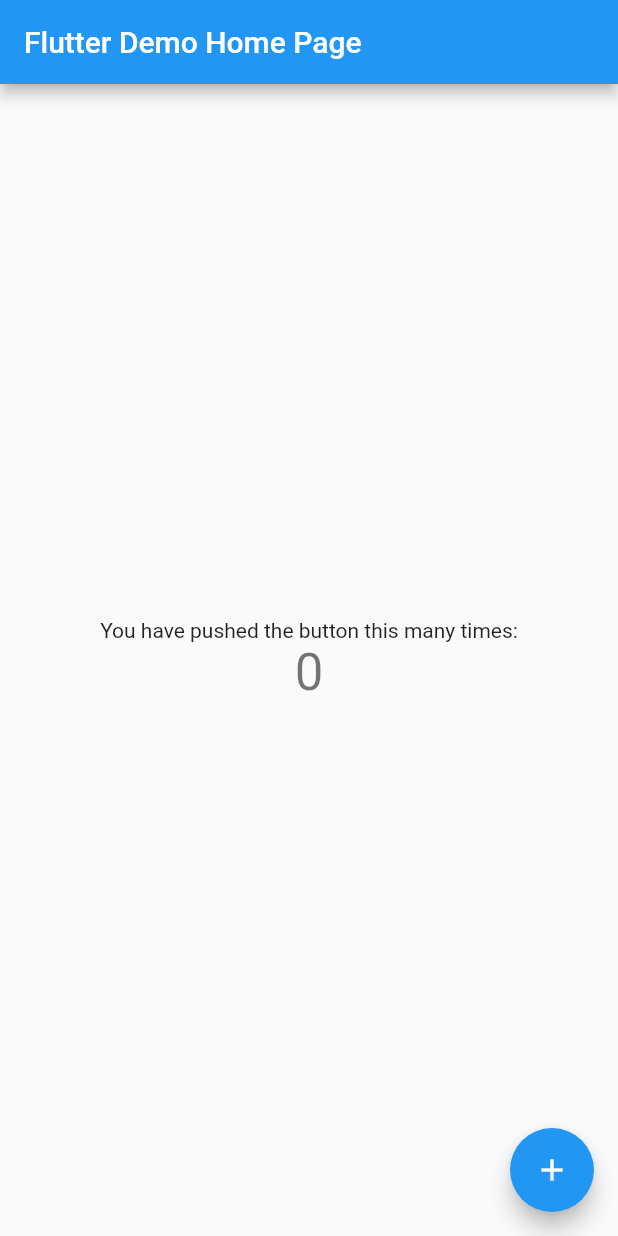
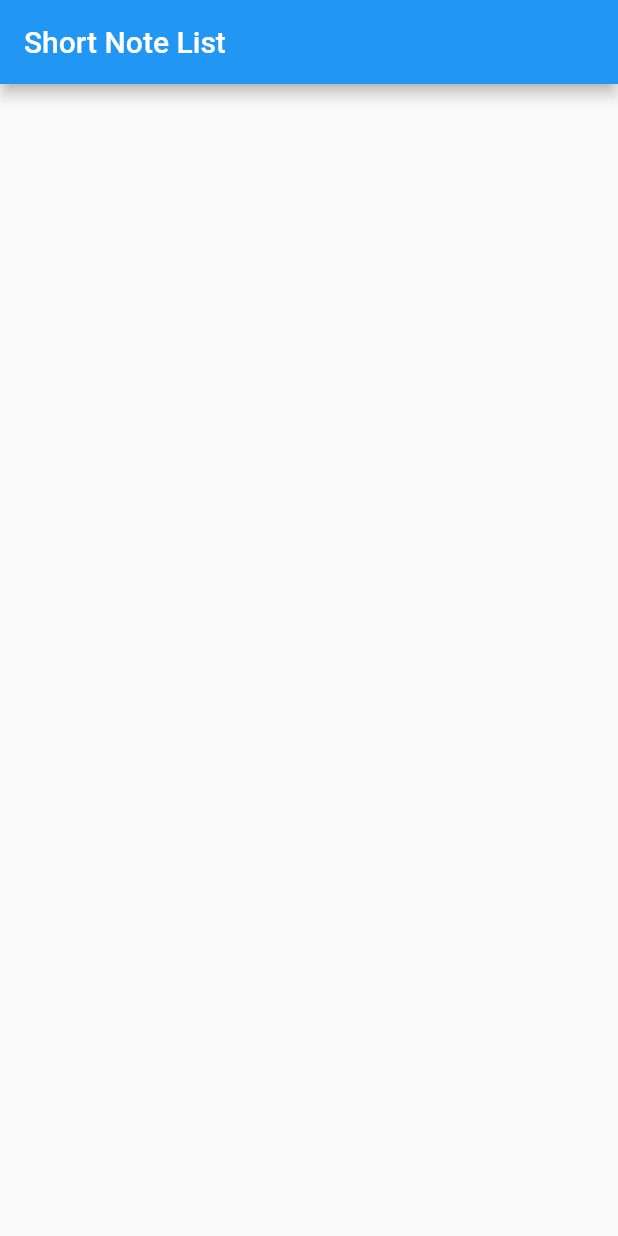
Before and after one commit to OneForCheng/flutter-short-note, a Flutter app: the screen it shows after launch, on a phone screen of 412 x 824 dp. Run offline on Flutter 3.47's test engine with Material 2 defaults, Android fonts, the phone set to English and light mode, and no system bars.

Commit message:
forcheng - rename `MyApp` to `ShortNoteApp`

```diff
--- a/lib/main.dart
+++ b/lib/main.dart
@@ -1,117 +1,19 @@
 import 'package:flutter/material.dart';
 
 void main() {
-  runApp(MyApp());
+  runApp(ShortNoteApp());
 }
 
-class MyApp extends StatelessWidget {
-  // This widget is the root of your application.
+class ShortNoteApp extends StatelessWidget {
   @override
   Widget build(BuildContext context) {
-    return MaterialApp(
-      title: 'Flutter Demo',
-      theme: ThemeData(
-        // This is the theme of your application.
-        //
-        // Try running your application with "flutter run". You'll see the
-        // application has a blue toolbar. Then, without quitting the app, try
-        // changing the primarySwatch below to Colors.green and then invoke
-        // "hot reload" (press "r" in the console where you ran "flutter run",
-        // or simply save your changes to "hot reload" in a Flutter IDE).
-        // Notice that the counter didn't reset back to zero; the application
-        // is not restarted.
-        primarySwatch: Colors.blue,
-        // This makes the visual density adapt to the platform that you run
-        // the app on. For desktop platforms, the controls will be smaller and
-        // closer together (more dense) than on mobile platforms.
-        visualDensity: VisualDensity.adaptivePlatformDensity,
+    return new MaterialApp(
+      title: 'Short Note List',
+      home: new Scaffold(
+        appBar: new AppBar(
+          title: new Text('Short Note List')
+        )
       ),
-      home: MyHomePage(title: 'Flutter Demo Home Page'),
     );
   }
 }
-
-class MyHomePage extends StatefulWidget {
-  MyHomePage({Key key, this.title}) : super(key: key);
-
-  // This widget is the home page of your application. It is stateful, meaning
-  // that it has a State object (defined below) that contains fields that affect
-  // how it looks.
-
-  // This class is the configuration for the state. It holds the values (in this
-  // case the title) provided by the parent (in this case the App widget) and
-  // used by the build method of the State. Fields in a Widget subclass are
-  // always marked "final".
-
-  final String title;
-
-  @override
-  _MyHomePageState createState() => _MyHomePageState();
-}
-
-class _MyHomePageState extends State<MyHomePage> {
-  int _counter = 0;
-
-  void _incrementCounter() {
-    setState(() {
-      // This call to setState tells the Flutter framework that something has
-      // changed in this State, which causes it to rerun the build method below
-      // so that the display can reflect the updated values. If we changed
-      // _counter without calling setState(), then the build method would not be
-      // called again, and so nothing would appear to happen.
-      _counter++;
-    });
-  }
-
-  @override
-  Widget build(BuildContext context) {
-    // This method is rerun every time setState is called, for instance as done
-    // by the _incrementCounter method above.
-    //
-    // The Flutter framework has been optimized to make rerunning build methods
-    // fast, so that you can just rebuild anything that needs updating rather
-    // than having to individually change instances of widgets.
-    return Scaffold(
-      appBar: AppBar(
-        // Here we take the value from the MyHomePage object that was created by
-        // the App.build method, and use it to set our appbar title.
-        title: Text(widget.title),
-      ),
-      body: Center(
-        // Center is a layout widget. It takes a single child and positions it
-        // in the middle of the parent.
-        child: Column(
-          // Column is also a layout widget. It takes a list of children and
-          // arranges them vertically. By default, it sizes itself to fit its
-          // children horizontally, and tries to be as tall as its parent.
-          //
-          // Invoke "debug painting" (press "p" in the console, choose the
-          // "Toggle Debug Paint" action from the Flutter Inspector in Android
-          // Studio, or the "Toggle Debug Paint" command in Visual Studio Code)
-          // to see the wireframe for each widget.
-          //
-          // Column has various properties to control how it sizes itself and
-          // how it positions its children. Here we use mainAxisAlignment to
-          // center the children vertically; the main axis here is the vertical
-          // axis because Columns are vertical (the cross axis would be
-          // horizontal).
-          mainAxisAlignment: MainAxisAlignment.center,
-          children: <Widget>[
-            Text(
-              'You have pushed the button this many times:',
-            ),
-            Text(
-              '$_counter',
-              style: Theme.of(context).textTheme.headline4,
-            ),
-          ],
-        ),
-      ),
-      floatingActionButton: FloatingActionButton(
-        onPressed: _incrementCounter,
-        tooltip: 'Increment',
-        child: Icon(Icons.add),
-      ), // This trailing comma makes auto-formatting nicer for build methods.
-    );
-  }
-}
```
